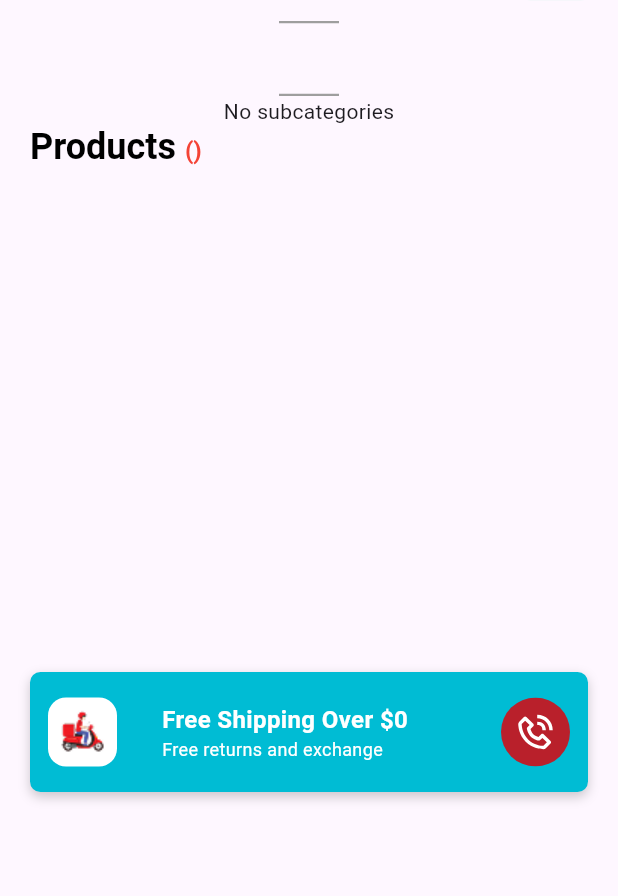
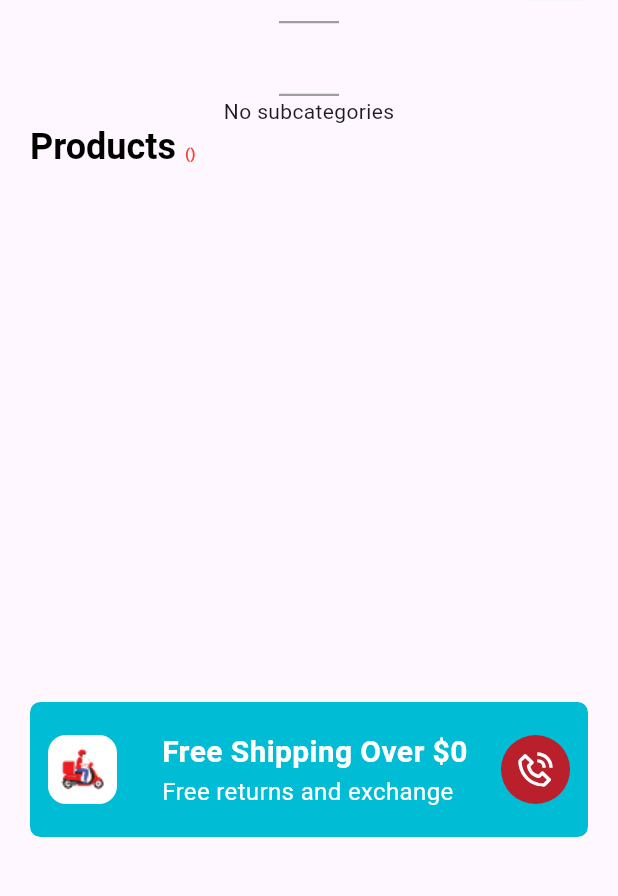
Before and after one commit to mr-uzairr/Ecommerce-App-for-Flutter-Test, a Flutter app: the screen it shows after launch, on a phone screen of 412 x 824 dp, the part 69-965 px from its top. Run offline on Flutter 3.47's test engine with Material 3 defaults, Android fonts, the phone set to English and light mode, and no system bars; our stand-ins replace flutter_svg, get; network calls fail.

Commit message:
Corrected Splash screen and container coloring

```diff
--- a/uzair_app/lib/views/home_page.dart
+++ b/uzair_app/lib/views/home_page.dart
@@ -234,17 +234,17 @@ class HomePage extends StatelessWidget {
                                       bottom: 20,
                                     ),
                                     width: double.infinity,
-                                    height: 80,
+                                    height: 90,
                                     decoration: BoxDecoration(
                                       color: Colors.cyan,
                                       borderRadius: BorderRadius.circular(7),
-                                      boxShadow: [
-                                        BoxShadow(
-                                          color: Colors.black.withOpacity(0.2),
-                                          blurRadius: 6,
-                                          offset: const Offset(0, 3),
-                                        ),
-                                      ],
+                                      // // boxShadow: [
+                                      // //   BoxShadow(
+                                      // //     color: Colors.black.withOpacity(0.2),
+                                      // //     blurRadius: 6,
+                                      // //     offset: const Offset(0, 3),
+                                      // //   ),
+                                      // ],
                                     ),
                                     child: Row(
                                       mainAxisAlignment:
@@ -283,7 +283,7 @@ class HomePage extends StatelessWidget {
                                                 Text(
                                                   'Free Shipping Over \$0',
                                                   style: TextStyle(
-                                                    fontSize: 16,
+                                                    fontSize: 20,
                                                     fontWeight: FontWeight.bold,
                                                     color: Colors.white,
                                                   ),
@@ -291,7 +291,7 @@ class HomePage extends StatelessWidget {
                                                 Text(
                                                   'Free returns and exchange',
                                                   style: TextStyle(
-                                                    fontSize: 12,
+                                                    fontSize: 16,
                                                     color: Colors.white,
                                                   ),
                                                 ),
--- a/uzair_app/lib/widgets/sub_category_list.dart
+++ b/uzair_app/lib/widgets/sub_category_list.dart
@@ -43,8 +43,8 @@ class SubCategoryList extends StatelessWidget {
 
                 return Padding(
                   padding: EdgeInsets.only(
-                    left: index == 0 ? 0.0 : 2.0,
-                    right: 2.0,
+                    left: index == 0 ? 0.0 : 3.0,
+                    right: 3.0,
                     top: 20.0,
                     bottom: 8.0,
                   ),
--- a/uzair_app/pubspec.yaml
+++ b/uzair_app/pubspec.yaml
@@ -100,5 +100,6 @@ flutter_native_splash:
   color: "#ffffff"
   image: assets/Logo.png
   branding: assets/PoweredbyTechnupur.png
+  branding_bottom_padding: 28
   android: true
   ios: true
```
Also changed, not shown: uzair_app/lib/widgets/product_list.dart (+29 -32 lines), uzair_app/assets/PoweredbyTechnupur.png, 24 other files.
